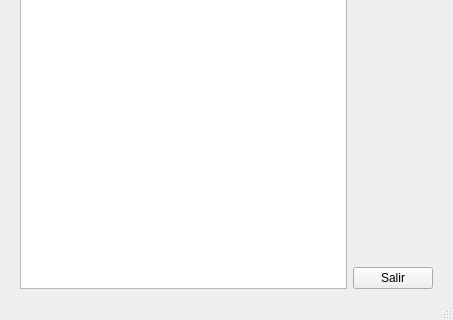
waltermas-gitter/infomesas-gui, file proveedores.ui: the form before one commit; both pictures show x 0 to 453 and y 190 to 510 of the 453 by 510 pixel window.
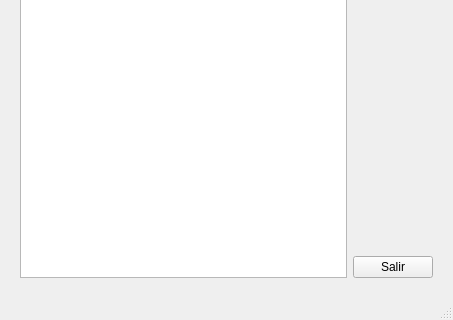
The form after the commit. Icons and pictures are not drawn.

Patch:
```diff
--- a/proveedores.ui
+++ b/proveedores.ui
@@ -21,6 +21,9 @@
     <property name="rightMargin">
      <number>20</number>
     </property>
+    <property name="bottomMargin">
+     <number>20</number>
+    </property>
     <item>
      <widget class="QTableWidget" name="proveedoresTableWidget">
       <property name="editTriggers">
@@ -48,6 +51,9 @@
     </item>
     <item>
      <layout class="QVBoxLayout" name="verticalLayout">
+      <property name="rightMargin">
+       <number>0</number>
+      </property>
       <item>
        <spacer name="verticalSpacer">
         <property name="orientation">
```
